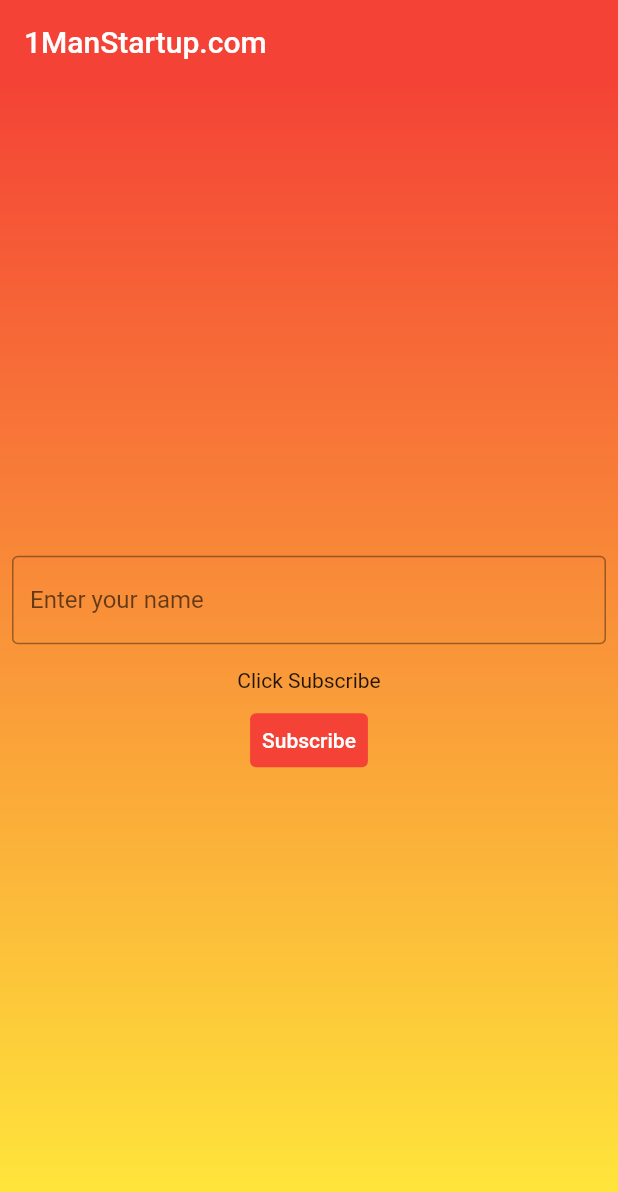
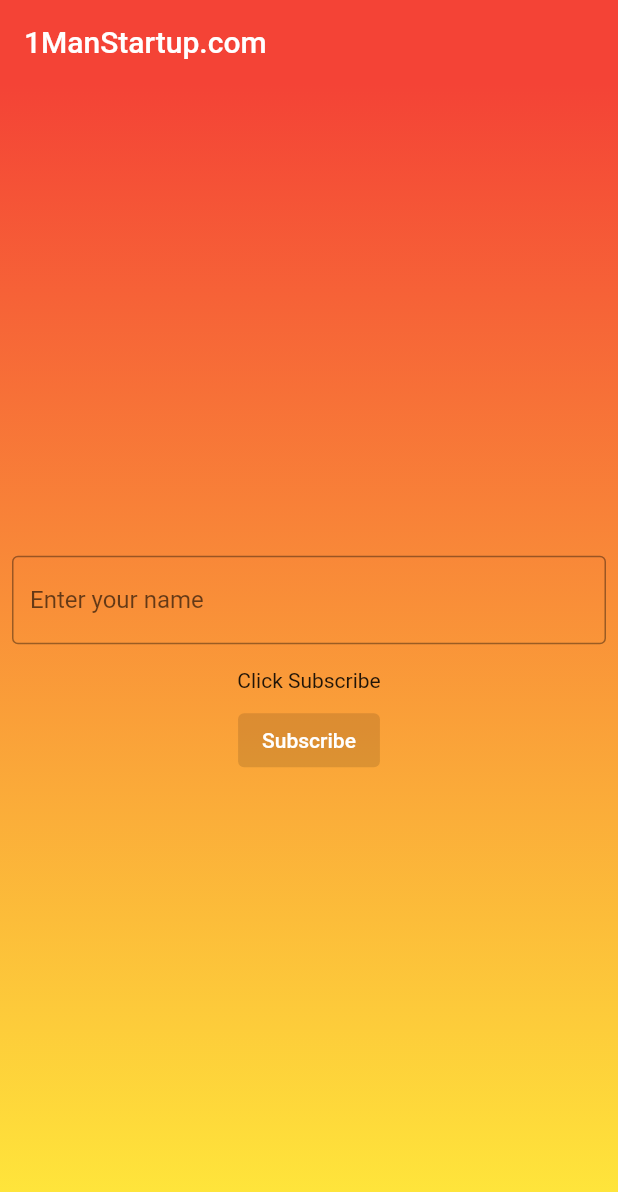
Before and after one commit to davefaliskie/flutter_shorts, a Flutter app: the screen it shows after launch, on a phone screen of 412 x 824 dp. Shown: the top 1192 px of the screen. Run offline on Flutter 3.47's test engine with Material 2 defaults, Android fonts, the phone set to English and light mode, and no system bars; our stand-ins replace logger.

Commit message:
disable button until text field has value

```diff
--- a/lib/main.dart
+++ b/lib/main.dart
@@ -34,6 +34,7 @@ class _MyHomePageState extends State<MyHomePage> {
   String _message = "Click Subscribe";
   Logger logger = Logger();
   TextEditingController _nameController = TextEditingController();
+  bool _btnActive = false;
 
   @override
   Widget build(BuildContext context) {
@@ -47,11 +48,10 @@ class _MyHomePageState extends State<MyHomePage> {
         height: MediaQuery.of(context).size.height,
         decoration: BoxDecoration(
             gradient: LinearGradient(
-              colors: [Colors.red, Colors.yellow],
-              begin: Alignment.topCenter,
-              end: Alignment.bottomCenter,
-            )
-        ),
+          colors: [Colors.red, Colors.yellow],
+          begin: Alignment.topCenter,
+          end: Alignment.bottomCenter,
+        )),
         child: Center(
           child: Column(
             mainAxisAlignment: MainAxisAlignment.center,
@@ -65,26 +65,21 @@ class _MyHomePageState extends State<MyHomePage> {
                     hintText: 'Enter your name',
                   ),
                   controller: _nameController,
+                  onChanged: (value) {
+                    setState(() {
+                      _btnActive = value.length >= 1 ? true : false;
+                    });
+                  },
                 ),
               ),
               Padding(
                 padding: const EdgeInsets.all(8.0),
                 child: Text(_message),
               ),
-              TextButton(
-                style: TextButton.styleFrom(
-                  backgroundColor: Colors.red,
-                  primary: Colors.white,
-                ),
-                child: Text("Subscribe", style: TextStyle(color: Colors.white)),
-                onPressed: () {
-                  setState(() {
-                    _message = "${_nameController.text} Subscribed!";
-                  });
-                  HapticFeedback.heavyImpact();
-                  logger.d("Subscribed");
-                },
-              ),
+              ElevatedButton(
+                  child:
+                      Text("Subscribe", style: TextStyle(color: Colors.white)),
+                  onPressed: _btnActive == true ? _subscribe : null),
               Spacer()
             ],
           ),
@@ -93,10 +88,17 @@ class _MyHomePageState extends State<MyHomePage> {
     );
   }
 
+  void _subscribe() {
+    setState(() {
+      _message = "${_nameController.text} Subscribed!";
+    });
+    HapticFeedback.heavyImpact();
+    logger.d("Subscribed");
+  }
 
   Widget repeatText({text, count}) {
     List<Widget> children = [];
-    for(int i = 1; i <= count; i++) {
+    for (int i = 1; i <= count; i++) {
       children.add(Text(text));
     }
     return Column(
```
